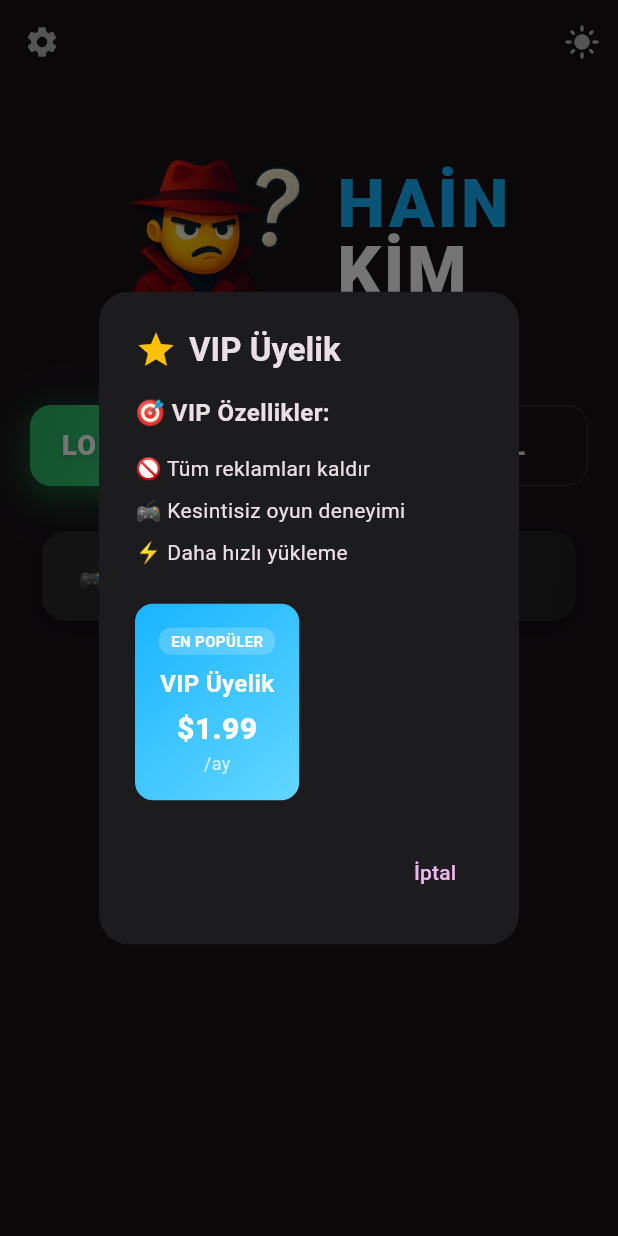
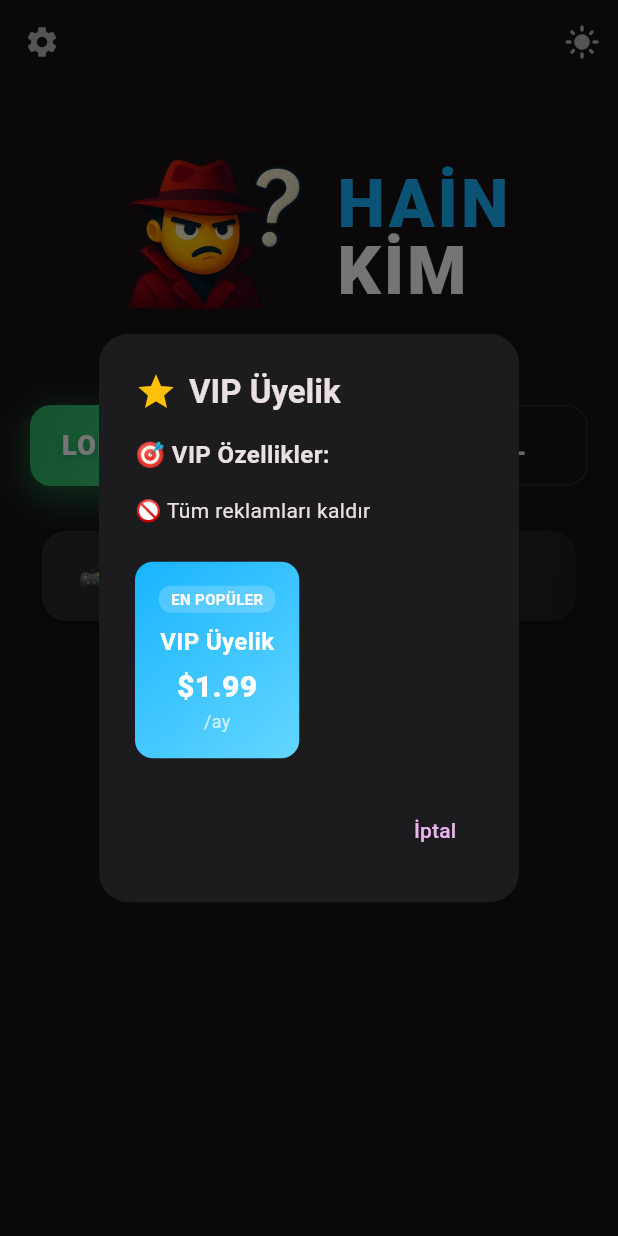
Before and after one commit to beldiadigital/hainkimoneylul, a Flutter app: the screen it shows after launch, in the side drawer, after a tap on "VIP Ol", on a phone screen of 412 x 824 dp. Run offline on Flutter 3.47's test engine with Material 3 defaults, Android fonts, the phone set to English and light mode, and no system bars; our stand-ins replace cloud_firestore, connectivity_plus, firebase_analytics, firebase_core, firebase_crashlytics, google_mobile_ads and 4 more; accounts and stored records are empty; network calls fail.

Commit message:
Simplified VIP features to only 'Remove all ads'

```diff
--- a/lib/additional_classes.dart
+++ b/lib/additional_classes.dart
@@ -1837,8 +1837,6 @@ class _KimHainHomeState extends State<KimHainHome>
               ),
               const SizedBox(height: 12),
               _buildVipFeature('🚫 Tüm reklamları kaldır'),
-              _buildVipFeature('🎮 Kesintisiz oyun deneyimi'),
-              _buildVipFeature('⚡ Daha hızlı yükleme'),
               const SizedBox(height: 20),
               _buildSubscriptionCard(
                 'VIP Üyelik',
@@ -2988,8 +2986,6 @@ class _GameSettingsScreenState extends State<GameSettingsScreen> {
               ),
               const SizedBox(height: 12),
               _buildVipFeature('🚫 Tüm reklamları kaldır'),
-              _buildVipFeature('🎮 Kesintisiz oyun deneyimi'),
-              _buildVipFeature('⚡ Daha hızlı yükleme'),
               const SizedBox(height: 20),
               _buildSubscriptionCard(
                 'VIP Üyelik',
```
